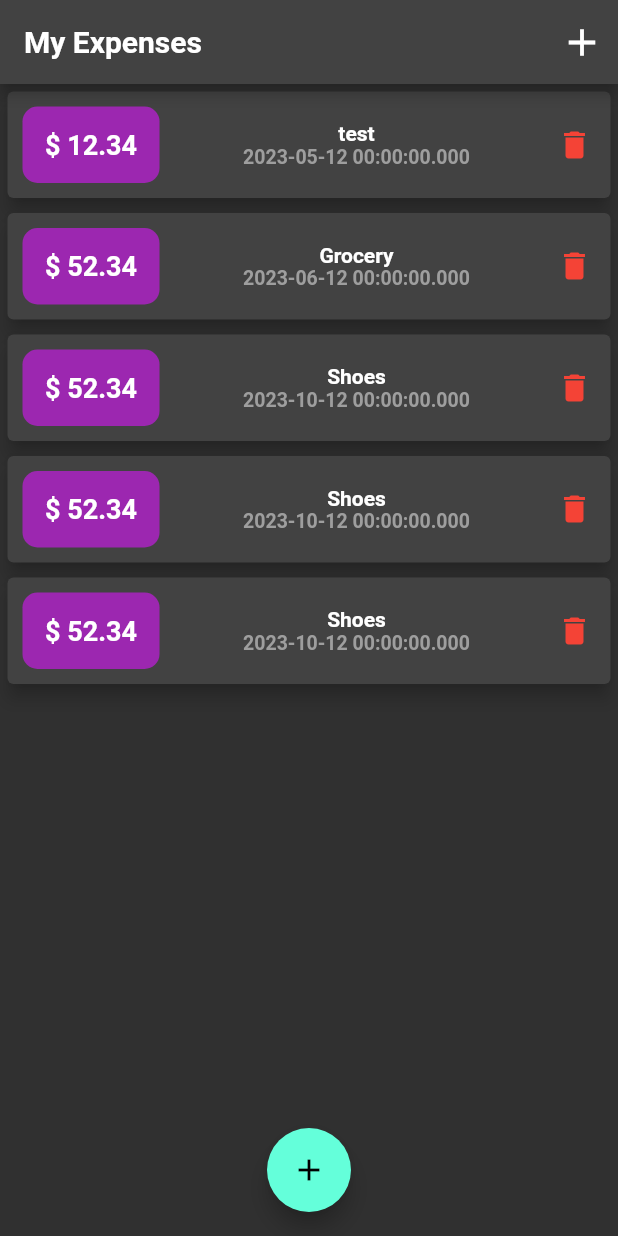
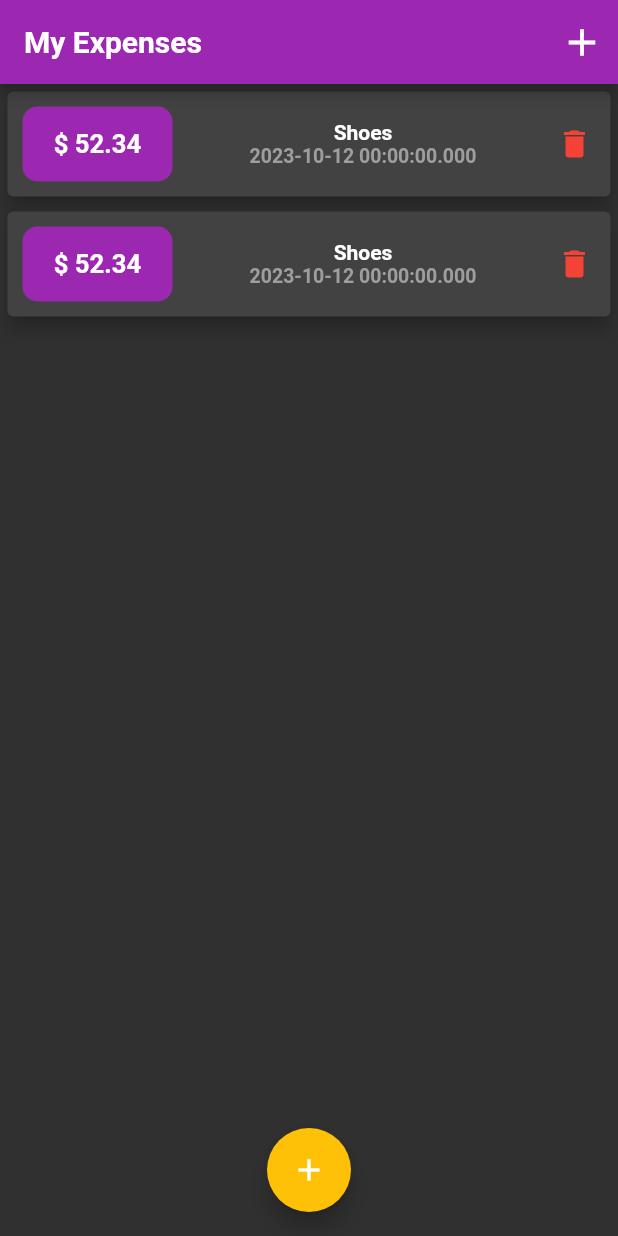
Before and after one commit to devinder2805/Expenses, a Flutter app: the screen it shows after launch, on a phone screen of 412 x 824 dp. Run offline on Flutter 3.47's test engine with Material 2 defaults, Android fonts, the phone set to English and light mode, and no system bars.

Commit message:
second day

```diff
--- a/lib/main.dart
+++ b/lib/main.dart
@@ -2,6 +2,8 @@
 
 import 'package:flutter/material.dart';
 import 'transaction_list.dart';
+import 'new_transaction.dart';
+import 'transaction.dart';
 
 void main() {
   runApp(MyApp());
@@ -17,29 +19,73 @@ class MyApp extends StatelessWidget {
       home: MyHomePage(),
       theme: ThemeData(
         primarySwatch: Colors.purple,
-        brightness: Brightness.dark,
+        primaryColor: Colors.purple,
+        colorScheme: ColorScheme.fromSwatch().copyWith(
+          secondary: Colors.amber,
+          brightness: Brightness.dark,
+        ),
       ),
       debugShowCheckedModeBanner: false,
     );
   }
 }
 
-class MyHomePage extends StatelessWidget {
-  const MyHomePage({super.key});
+class MyHomePage extends StatefulWidget {
+  MyHomePage({super.key});
+
+  @override
+  State<MyHomePage> createState() => _MyHomePageState();
+}
+
+class _MyHomePageState extends State<MyHomePage> {
+  List<Transaction> userTransaction = [
+    Transaction(
+      id: "t3",
+      title: "Shoes",
+      price: 52.34,
+      date: DateTime(2023, 10, 12),
+    ),
+    Transaction(
+      id: "t4",
+      title: "Shoes",
+      price: 52.34,
+      date: DateTime(2023, 10, 12),
+    ),
+  ];
+
+  void addTransaction(Transaction transaction) {
+    setState(() {
+      userTransaction.add(transaction);
+    });
+  }
+
+  void deleteTransaction(String id) {
+    setState(() {
+      userTransaction.removeWhere((transaction) => (transaction.id == id));
+    });
+  }
 
   @override
   Widget build(BuildContext context) {
     return Scaffold(
       appBar: AppBar(
+        backgroundColor: Theme.of(context).primaryColor,
         title: Text(
           "My Expenses",
           style: TextStyle(
             fontWeight: FontWeight.bold,
+            color: Colors.white,
           ),
         ),
         actions: [
           IconButton(
-            onPressed: null,
+            onPressed: () {
+              showModalBottomSheet(
+                  context: context,
+                  builder: (context) {
+                    return NewTransaction(addTransaction);
+                  });
+            },
             icon: Icon(
               Icons.add,
               color: Colors.white,
@@ -48,9 +94,15 @@ class MyHomePage extends StatelessWidget {
           ),
         ],
       ),
-      body: TransactionList(),
+      body: TransactionList(userTransaction, deleteTransaction),
       floatingActionButton: FloatingActionButton(
-        onPressed: null,
+        onPressed: () {
+          showModalBottomSheet(
+              context: context,
+              builder: (context) {
+                return NewTransaction(addTransaction);
+              });
+        },
         child: Icon(Icons.add),
       ),
       floatingActionButtonLocation: FloatingActionButtonLocation.centerFloat,
--- a/lib/transaction_list.dart
+++ b/lib/transaction_list.dart
@@ -2,40 +2,9 @@ import 'package:flutter/material.dart';
 import 'transaction.dart';
 
 class TransactionList extends StatelessWidget {
-  TransactionList({super.key});
-
-  List<Transaction> userTransaction = [
-    Transaction(
-      id: "t1",
-      title: "test",
-      price: 12.34,
-      date: DateTime(2023, 5, 12),
-    ),
-    Transaction(
-      id: "t2",
-      title: "Grocery",
-      price: 52.34,
-      date: DateTime(2023, 6, 12),
-    ),
-    Transaction(
-      id: "t3",
-      title: "Shoes",
-      price: 52.34,
-      date: DateTime(2023, 10, 12),
-    ),
-    Transaction(
-      id: "t3",
-      title: "Shoes",
-      price: 52.34,
-      date: DateTime(2023, 10, 12),
-    ),
-    Transaction(
-      id: "t3",
-      title: "Shoes",
-      price: 52.34,
-      date: DateTime(2023, 10, 12),
-    ),
-  ];
+  final List<Transaction> userTransaction;
+  final Function deleteTransaction;
+  TransactionList(this.userTransaction, this.deleteTransaction);
 
   @override
   Widget build(BuildContext context) {
@@ -49,14 +18,17 @@ class TransactionList extends StatelessWidget {
             margin: EdgeInsets.all(5),
             elevation: 5,
             child: Row(
-              mainAxisAlignment: MainAxisAlignment.spaceBetween,
               children: [
                 Container(
+                  height: 50,
+                  width: 100,
+                  child: FittedBox(
                     child: Text(
-                    "\$ ${transaction.price}",
+                      "\$ ${transaction.price.toStringAsFixed(2)}",
                       style: TextStyle(
                         fontWeight: FontWeight.bold,
                         fontSize: 18,
+                      ),
                     ),
                   ),
                   margin: EdgeInsets.all(10),
@@ -66,7 +38,10 @@ class TransactionList extends StatelessWidget {
                     borderRadius: BorderRadius.circular(10),
                   ),
                 ),
-                Column(
+                Flexible(
+                  flex: 1,
+                  fit: FlexFit.tight,
+                  child: Column(
                     children: [
                       Text(
                         "${transaction.title}",
@@ -85,8 +60,11 @@ class TransactionList extends StatelessWidget {
                       ),
                     ],
                   ),
+                ),
                 IconButton(
-                  onPressed: null,
+                  onPressed: () {
+                    deleteTransaction(transaction.id);
+                  },
                   icon: Icon(
                     Icons.delete,
                     color: Colors.red,
```
Also changed, not shown: lib/new_transaction.dart (added, +109 -0 lines). Lines whose indentation alone changed are shown as unchanged.
